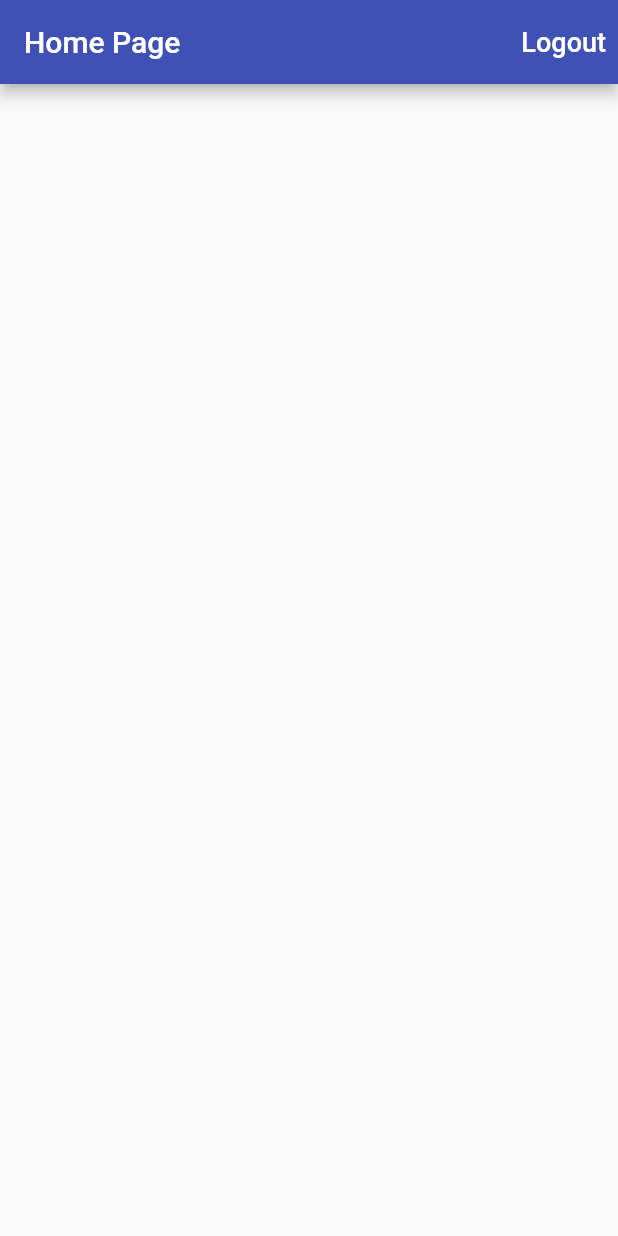
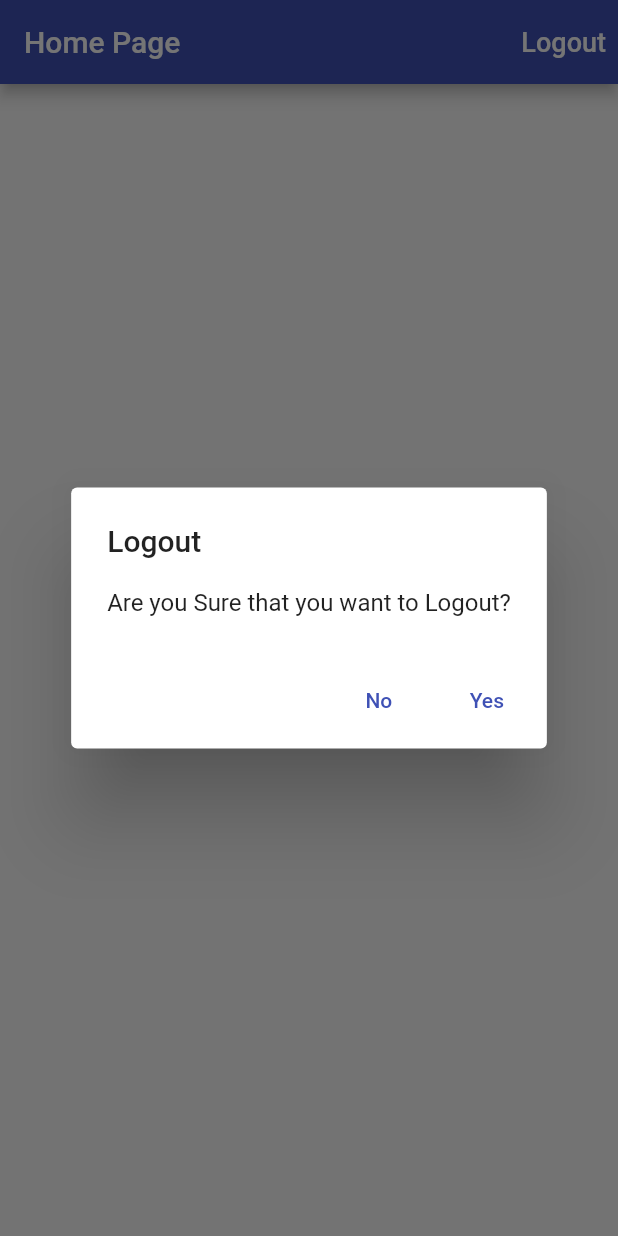
Before and after one commit to MuhammadHassanRazaa/TimeTrackerApp, a Flutter app: the screen it shows once a user with an empty profile is signed in, after a tap on "Logout", on a phone screen of 412 x 824 dp. Run offline on Flutter 3.47's test engine with Material 2 defaults, Android fonts, the phone set to English and light mode, and no system bars; our stand-ins replace firebase_auth, firebase_core, google_sign_in; missing offline and left inert: flutter_login_facebook; accounts and stored records are empty.

Commit message:
Added Platform Specific Alerts

```diff
--- a/lib/app/home_page.dart
+++ b/lib/app/home_page.dart
@@ -1,4 +1,5 @@
 import 'package:flutter/material.dart';
+import 'package:flutter_app/common_widgets/alert_dialog.dart';
 import 'package:flutter_app/services/auth_base.dart';
 
 class Homepage extends StatelessWidget {
@@ -14,6 +15,17 @@ class Homepage extends StatelessWidget {
     }
   }
 
+  Future<void> _confirmSignOut(BuildContext context) async {
+    if (await showAlertDialog(context,
+            tittle: 'Logout',
+            content: 'Are you Sure that you want to Logout?',
+            defaultActionText: 'Yes',
+            cancelActionText: 'No') ==
+        true) {
+      _signOut();
+    }
+  }
+
   @override
   Widget build(BuildContext context) {
     return Scaffold(
@@ -25,7 +37,7 @@ class Homepage extends StatelessWidget {
               'Logout',
               style: TextStyle(color: Colors.white, fontSize: 18.0),
             ),
-            onPressed: _signOut,
+            onPressed: () => _confirmSignOut(context),
           ),
         ],
       ),
--- /dev/null
+++ b/lib/common_widgets/alert_dialog.dart
@@ -0,0 +1,51 @@
+import 'dart:io';
+
+import 'package:flutter/cupertino.dart';
+import 'package:flutter/material.dart';
+
+Future<bool> showAlertDialog(
+  BuildContext context, {
+  @required String tittle,
+  @required String content,
+  @required String defaultActionText,
+  String cancelActionText,
+}) {
+  if (!Platform.isIOS) {
+    return showDialog(
+      context: context,
+      builder: (context) => AlertDialog(
+        title: Text(tittle),
+        content: Text(content),
+        actions: <Widget>[
+          if (cancelActionText != null)
+            TextButton(
+              onPressed: () => Navigator.of(context).pop(false),
+              child: Text(cancelActionText),
+            ),
+          TextButton(
+            onPressed: () => Navigator.of(context).pop(true),
+            child: Text(defaultActionText),
+          )
+        ],
+      ),
+    );
+  } else {
+    return showCupertinoDialog(
+      context: context,
+      builder: (context) => CupertinoAlertDialog(
+        title: Text(tittle),
+        content: Text(content),
+        actions: <Widget>[
+          if (cancelActionText != null)
+            CupertinoDialogAction(
+              onPressed: () => Navigator.of(context).pop(false),
+              child: Text(cancelActionText),
+            ),
+          CupertinoDialogAction(
+              onPressed: () => Navigator.of(context).pop(true),
+              child: Text(defaultActionText))
+        ],
+      ),
+    );
+  }
+}
```
Also changed, not shown: lib/app/sign_in/email_sign_in_form.dart (+9 -1 lines).
